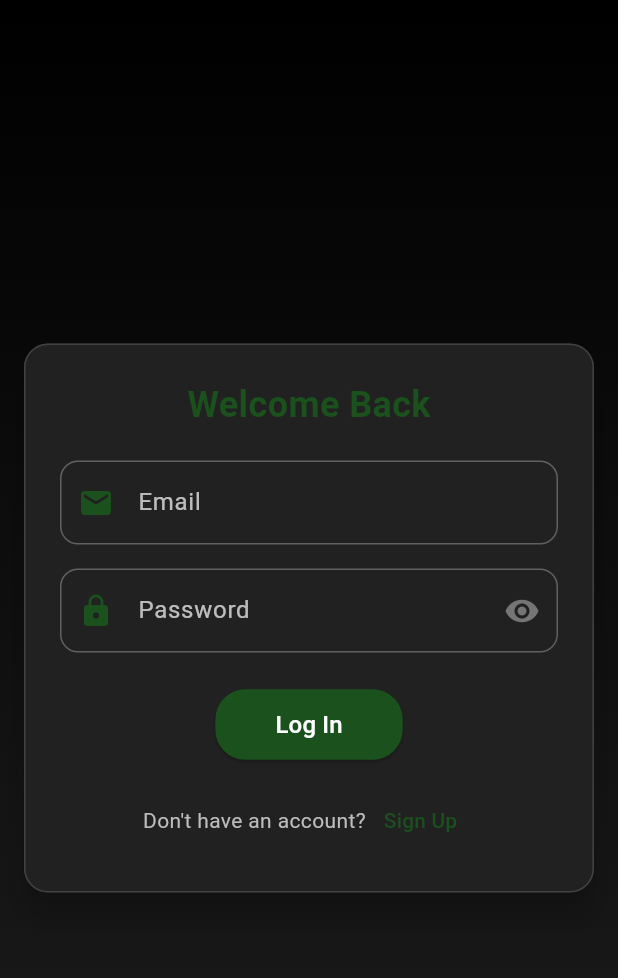
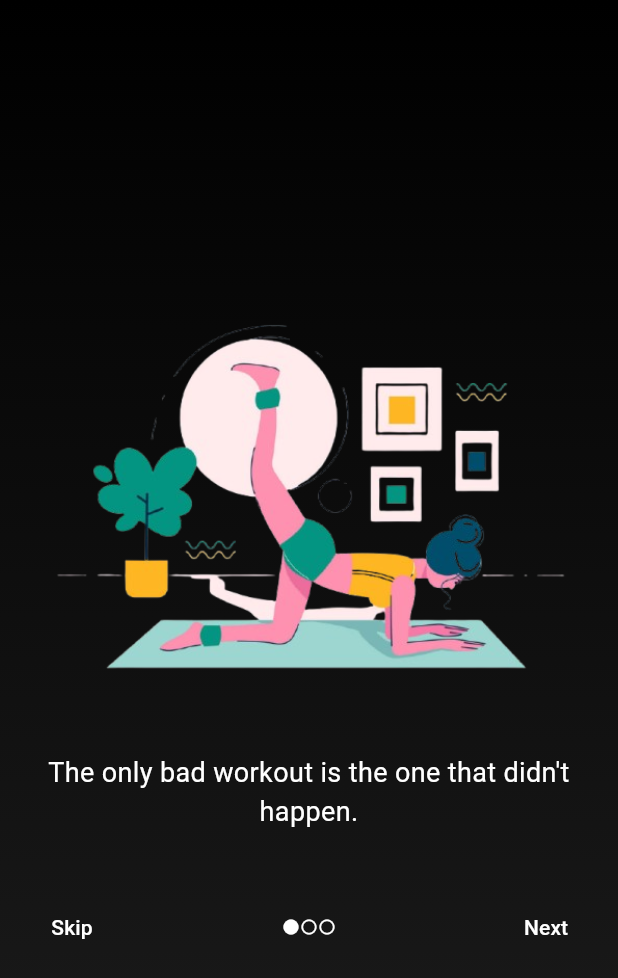
Before and after one commit to sulav97/FitPal, a Flutter app: the screen it shows after launch, on a phone screen of 412 x 824 dp. Shown: the top 978 px of the screen. Run offline on Flutter 3.47's test engine with Material 3 defaults, Android fonts, the phone set to English and light mode, and no system bars; our stand-ins replace bloc, dartz, dio, equatable, flutter_bloc, freezed_annotation and 10 more; accounts and stored records are empty.

Commit message:
added onboarding in login

```diff
--- a/lib/features/Login/presentation/pages/login_screen.dart
+++ b/lib/features/Login/presentation/pages/login_screen.dart
@@ -6,92 +6,112 @@ import 'package:gym_tracker_app/features/Login/presentation/cubit/login_state.da
 import 'package:gym_tracker_app/features/workout/presentation/pages/sign_up_screen.dart';
 import 'package:sensors_plus/sensors_plus.dart';
 
-class LoginScreen extends StatefulWidget {
-  const LoginScreen({super.key});
+// OnboardingSlide Widget
+class OnboardingSlide extends StatelessWidget {
+  final String image;
+  final String quote;
+  final int currentPage;
+  final int pageIndex;
+  final PageController pageController;
+  final int totalOnboardingPages;
+  final int loginPageIndex;
+
+  const OnboardingSlide({
+    required this.image,
+    required this.quote,
+    required this.currentPage,
+    required this.pageIndex,
+    required this.pageController,
+    required this.totalOnboardingPages,
+    required this.loginPageIndex,
+    super.key,
+  });
 
   @override
-  _LoginScreenState createState() => _LoginScreenState();
+  Widget build(BuildContext context) {
+    return Column(
+      mainAxisAlignment: MainAxisAlignment.center,
+      children: [
+        Image.asset(
+          image,
+          fit: BoxFit.contain,
+          height: 300,
+        ),
+        const SizedBox(height: 20),
+        Padding(
+          padding: const EdgeInsets.symmetric(horizontal: 16.0),
+          child: Text(
+            quote,
+            style: const TextStyle(color: Colors.white, fontSize: 18),
+            textAlign: TextAlign.center,
+          ),
+        ),
+        const SizedBox(height: 40),
+        Padding(
+          padding: const EdgeInsets.symmetric(horizontal: 16.0),
+          child: Row(
+            mainAxisAlignment: MainAxisAlignment.spaceBetween,
+            children: [
+              TextButton(
+                onPressed: () => pageController.jumpToPage(loginPageIndex),
+                child: const Text(
+                  'Skip',
+                  style: TextStyle(color: Colors.white),
+                ),
+              ),
+              Row(
+                children: List.generate(
+                  totalOnboardingPages,
+                      (index) => Icon(
+                    index == currentPage ? Icons.circle : Icons.circle_outlined,
+                    color: Colors.white,
+                    size: 12,
+                  ),
+                ),
+              ),
+              TextButton(
+                onPressed: () {
+                  if (pageIndex < totalOnboardingPages - 1) {
+                    pageController.nextPage(
+                      duration: const Duration(milliseconds: 300),
+                      curve: Curves.easeIn,
+                    );
+                  } else {
+                    pageController.jumpToPage(loginPageIndex);
                   }
-
-class _LoginScreenState extends State<LoginScreen>
-    with SingleTickerProviderStateMixin {
-  final _formKey = GlobalKey<FormState>();
-  final _emailController = TextEditingController();
-  final _passwordController = TextEditingController();
-  late AnimationController _controller;
-  late Animation<Offset> _logoAnimation;
-  bool _isPasswordVisible = false;
-  double _lastX = 0.0;
-  double _lastY = 0.0;
-  double _lastZ = 0.0;
-  final double _shakeThreshold = 2.7;
-  DateTime? _lastShakeTime;
-
-  @override
-  void initState() {
-    super.initState();
-    _controller = AnimationController(
-      vsync: this,
-      duration: const Duration(milliseconds: 1000),
+                },
+                child: Text(
+                  pageIndex == totalOnboardingPages - 1 ? 'Get Started' : 'Next',
+                  style: const TextStyle(color: Colors.white),
+                ),
+              ),
+            ],
+          ),
+        ),
+      ],
     );
-
-    _logoAnimation = Tween<Offset>(
-      begin: const Offset(0, -0.2),
-      end: Offset.zero,
-    ).animate(CurvedAnimation(
-      parent: _controller,
-      curve: Curves.elasticOut,
-    ));
-
-    _controller.forward();
-
-    accelerometerEvents.listen((AccelerometerEvent event) {
-      _handleShake(event);
-    });
-  }
-
-  @override
-  void dispose() {
-    _emailController.dispose();
-    _passwordController.dispose();
-    _controller.dispose();
-    super.dispose();
-  }
-
-  void _handleShake(AccelerometerEvent event) {
-    final double x = event.x;
-    final double y = event.y;
-    final double z = event.z;
-
-    final double deltaX = (x - _lastX).abs();
-    final double deltaY = (y - _lastY).abs();
-    final double deltaZ = (z - _lastZ).abs();
-
-    if (deltaX > _shakeThreshold ||
-        deltaY > _shakeThreshold ||
-        deltaZ > _shakeThreshold) {
-      final now = DateTime.now();
-      if (_lastShakeTime == null ||
-          now.difference(_lastShakeTime!) > const Duration(seconds: 1)) {
-        _lastShakeTime = now;
-        _onShake();
   }
 }
 
-    _lastX = x;
-    _lastY = y;
-    _lastZ = z;
+// LoginForm Widget
+class LoginForm extends StatefulWidget {
+  final GlobalKey<FormState> formKey;
+  final TextEditingController emailController;
+  final TextEditingController passwordController;
+
+  const LoginForm({
+    required this.formKey,
+    required this.emailController,
+    required this.passwordController,
+    super.key,
+  });
+
+  @override
+  _LoginFormState createState() => _LoginFormState();
 }
 
-  void _onShake() {
-    if (_formKey.currentState!.validate()) {
-      context.read<LoginCubit>().loginFx(
-            context,
-            email: _emailController.text,
-            password: _passwordController.text,
-          );
-    }
-  }
+class _LoginFormState extends State<LoginForm> {
+  bool _isPasswordVisible = false;
 
   String? _validateEmail(String? value) {
     if (value == null || value.isEmpty) {
@@ -108,10 +128,166 @@ class _LoginScreenState extends State<LoginScreen>
     if (value == null || value.isEmpty) {
       return 'Password is required';
     }
-    if (value.length < 4) {
+    if (value.length < 6) {
       return 'Password must be at least 6 characters';
     }
     return null;
+  }
+
+  @override
+  Widget build(BuildContext context) {
+    return Form(
+      key: widget.formKey,
+      autovalidateMode: AutovalidateMode.onUserInteraction,
+      child: Column(
+        mainAxisSize: MainAxisSize.min,
+        children: [
+          const Text(
+            'Welcome Back',
+            style: TextStyle(
+              fontSize: 24,
+              fontWeight: FontWeight.bold,
+              color: Color.fromARGB(255, 26, 81, 28),
+            ),
+          ),
+          const SizedBox(height: 20),
+          TextFormField(
+            controller: widget.emailController,
+            decoration: const InputDecoration(
+              labelText: 'Email',
+              prefixIcon: Icon(
+                Icons.email,
+                color: Color.fromARGB(255, 26, 81, 28),
+              ),
+            ),
+            keyboardType: TextInputType.emailAddress,
+            validator: _validateEmail,
+            style: const TextStyle(color: Colors.white),
+          ),
+          const SizedBox(height: 16),
+          TextFormField(
+            controller: widget.passwordController,
+            decoration: InputDecoration(
+              labelText: 'Password',
+              prefixIcon: const Icon(
+                Icons.lock,
+                color: Color.fromARGB(255, 26, 81, 28),
+              ),
+              suffixIcon: IconButton(
+                icon: Icon(
+                  _isPasswordVisible ? Icons.visibility_off : Icons.visibility,
+                  color: Colors.grey[600],
+                ),
+                onPressed: () => setState(() => _isPasswordVisible = !_isPasswordVisible),
+              ),
+            ),
+            obscureText: !_isPasswordVisible,
+            validator: _validatePassword,
+            style: const TextStyle(color: Colors.white),
+          ),
+          const SizedBox(height: 24),
+          ElevatedButton(
+            onPressed: () {
+              if (widget.formKey.currentState!.validate()) {
+                context.read<LoginCubit>().loginFx(
+                  context,
+                  email: widget.emailController.text,
+                  password: widget.passwordController.text,
+                );
+              }
+            },
+            child: const Text('Log In', style: TextStyle(fontSize: 16)),
+          ),
+          const SizedBox(height: 16),
+          Row(
+            mainAxisAlignment: MainAxisAlignment.center,
+            children: [
+              Text(
+                "Don't have an account?",
+                style: TextStyle(color: Colors.grey[400]),
+              ),
+              TextButton(
+                onPressed: () => navigateTo(context: context, screen: const SignupScreen()),
+                child: const Text(
+                  'Sign Up',
+                  style: TextStyle(color: Color.fromARGB(255, 26, 81, 28)),
+                ),
+              ),
+            ],
+          ),
+        ],
+      ),
+    );
+  }
+}
+
+// LoginScreen Widget
+class LoginScreen extends StatefulWidget {
+  const LoginScreen({super.key});
+
+  @override
+  _LoginScreenState createState() => _LoginScreenState();
+}
+
+class _LoginScreenState extends State<LoginScreen> with SingleTickerProviderStateMixin {
+  final _formKey = GlobalKey<FormState>();
+  final _emailController = TextEditingController();
+  final _passwordController = TextEditingController();
+  late PageController _pageController;
+  int _currentPage = 0;
+  double _lastX = 0.0;
+  double _lastY = 0.0;
+  double _lastZ = 0.0;
+  final double _shakeThreshold = 2.7;
+  DateTime? _lastShakeTime;
+
+  @override
+  void initState() {
+    super.initState();
+    _pageController = PageController();
+    accelerometerEvents.listen((AccelerometerEvent event) {
+      _handleShake(event);
+    });
+  }
+
+  @override
+  void dispose() {
+    _emailController.dispose();
+    _passwordController.dispose();
+    _pageController.dispose();
+    super.dispose();
+  }
+
+  void _handleShake(AccelerometerEvent event) {
+    final double x = event.x;
+    final double y = event.y;
+    final double z = event.z;
+
+    final double deltaX = (x - _lastX).abs();
+    final double deltaY = (y - _lastY).abs();
+    final double deltaZ = (z - _lastZ).abs();
+
+    if (deltaX > _shakeThreshold || deltaY > _shakeThreshold || deltaZ > _shakeThreshold) {
+      final now = DateTime.now();
+      if (_lastShakeTime == null || now.difference(_lastShakeTime!) > const Duration(seconds: 1)) {
+        _lastShakeTime = now;
+        _onShake();
+      }
+    }
+
+    _lastX = x;
+    _lastY = y;
+    _lastZ = z;
+  }
+
+  void _onShake() {
+    if (_currentPage == 3 && _formKey.currentState!.validate()) {
+      context.read<LoginCubit>().loginFx(
+        context,
+        email: _emailController.text,
+        password: _passwordController.text,
+      );
+    }
   }
 
   @override
@@ -142,18 +318,14 @@ class _LoginScreenState extends State<LoginScreen>
               style: ElevatedButton.styleFrom(
                 backgroundColor: const Color.fromARGB(255, 26, 81, 28),
                 foregroundColor: Colors.white,
-                padding:
-                    const EdgeInsets.symmetric(horizontal: 40, vertical: 12),
-                shape: RoundedRectangleBorder(
-                  borderRadius: BorderRadius.circular(20),
-                ),
+                padding: const EdgeInsets.symmetric(horizontal: 40, vertical: 12),
+                shape: RoundedRectangleBorder(borderRadius: BorderRadius.circular(20)),
               ),
             ),
           ),
           child: Scaffold(
             body: Stack(
               children: [
-                // Gradient Background
                 Container(
                   decoration: const BoxDecoration(
                     gradient: LinearGradient(
@@ -163,11 +335,45 @@ class _LoginScreenState extends State<LoginScreen>
                     ),
                   ),
                 ),
-                // Logo
-
-                // Login Card
-                Center(
+                PageView(
+                  controller: _pageController,
+                  onPageChanged: (index) => setState(() => _currentPage = index),
+                  children: [
+                    OnboardingSlide(
+                      image: 'assets/images/onboard1.png',
+                      quote: 'The only bad workout is the one that didn\'t happen.',
+                      currentPage: _currentPage,
+                      pageIndex: 0,
+                      pageController: _pageController,
+                      totalOnboardingPages: 3,
+                      loginPageIndex: 3,
+                    ),
+                    OnboardingSlide(
+                      image: 'assets/images/onboard2.png',
+                      quote: 'Strength doesn\'t come from what you can do. It comes from overcoming the things you once thought you couldn\'t.',
+                      currentPage: _currentPage,
+                      pageIndex: 1,
+                      pageController: _pageController,
+                      totalOnboardingPages: 3,
+                      loginPageIndex: 3,
+                    ),
+                    OnboardingSlide(
+                      image: 'assets/images/onboard3.png',
+                      quote: 'Your body can stand almost anything. It\'s your mind that you have to convince.',
+                      currentPage: _currentPage,
+                      pageIndex: 2,
+                      pageController: _pageController,
+                      totalOnboardingPages: 3,
+                      loginPageIndex: 3,
+                    ),
+                    // Updated Login Page Layout
+                    SizedBox.expand(
                       child: SingleChildScrollView(
+                        child: Container(
+                          constraints: BoxConstraints(
+                            minHeight: MediaQuery.of(context).size.height,
+                          ),
+                          child: Center(
                             child: Card(
                               color: Colors.grey[900],
                               shape: RoundedRectangleBorder(
@@ -178,114 +384,18 @@ class _LoginScreenState extends State<LoginScreen>
                               margin: const EdgeInsets.symmetric(horizontal: 16),
                               child: Padding(
                                 padding: const EdgeInsets.all(24.0),
-                        child: Form(
-                          key: _formKey,
-                          autovalidateMode: AutovalidateMode.onUserInteraction,
-                          child: Column(
-                            mainAxisSize: MainAxisSize.min,
-                            children: [
-                              // Title
-                              const Text(
-                                'Welcome Back',
-                                style: TextStyle(
-                                  fontSize: 24,
-                                  fontWeight: FontWeight.bold,
-                                  color: Color.fromARGB(255, 26, 81, 28),
-                                ),
-                              ),
-                              const SizedBox(height: 20),
-                              // Email Input with validation
-                              TextFormField(
-                                autovalidateMode:
-                                    AutovalidateMode.onUserInteraction,
-                                controller: _emailController,
-                                decoration: const InputDecoration(
-                                  labelText: 'Email',
-                                  prefixIcon: Icon(
-                                    Icons.email,
-                                    color: Color.fromARGB(255, 26, 81, 28),
-                                  ),
-                                ),
-                                keyboardType: TextInputType.emailAddress,
-                                validator: _validateEmail,
-                                style: const TextStyle(color: Colors.white),
-                              ),
-                              const SizedBox(height: 16),
-                              // Password Input with validation
-                              TextFormField(
-                                autovalidateMode:
-                                    AutovalidateMode.onUserInteraction,
-                                controller: _passwordController,
-                                decoration: InputDecoration(
-                                  labelText: 'Password',
-                                  prefixIcon: const Icon(
-                                    Icons.lock,
-                                    color: Color.fromARGB(255, 26, 81, 28),
-                                  ),
-                                  suffixIcon: IconButton(
-                                    icon: Icon(
-                                      _isPasswordVisible
-                                          ? Icons.visibility_off
-                                          : Icons.visibility,
-                                      color: Colors.grey[600],
-                                    ),
-                                    onPressed: () {
-                                      setState(() {
-                                        _isPasswordVisible =
-                                            !_isPasswordVisible;
-                                      });
-                                    },
-                                  ),
-                                ),
-                                obscureText: !_isPasswordVisible,
-                                validator: _validatePassword,
-                                style: const TextStyle(color: Colors.white),
-                              ),
-                              const SizedBox(height: 24),
-                              // Login Button
-                              ElevatedButton(
-                                onPressed: () {
-                                  if (_formKey.currentState!.validate()) {
-                                    context.read<LoginCubit>().loginFx(
-                                          context,
-                                          email: _emailController.text,
-                                          password: _passwordController.text,
-                                        );
-                                  }
-                                },
-                                child: const Text(
-                                  'Log In',
-                                  style: TextStyle(fontSize: 16),
-                                ),
-                              ),
-                              const SizedBox(height: 16),
-                              // Signup Link
-                              Row(
-                                mainAxisAlignment: MainAxisAlignment.center,
-                                children: [
-                                  Text(
-                                    "Don't have an account?",
-                                    style: TextStyle(color: Colors.grey[400]),
-                                  ),
-                                  TextButton(
-                                    onPressed: () => navigateTo(
-                                        context: context,
-                                        screen: const SignupScreen()),
-                                    child: const Text(
-                                      'Sign Up',
-                                      style: TextStyle(
-                                        color: Color.fromARGB(255, 26, 81, 28),
-                                      ),
-                                    ),
-                                  ),
-                                ],
-                              ),
-                            ],
+                                child: LoginForm(
+                                  formKey: _formKey,
+                                  emailController: _emailController,
+                                  passwordController: _passwordController,
                                 ),
                               ),
                             ),
                           ),
                         ),
+                      ),
+                    ),
+                  ],
                 ),
               ],
             ),
```
Also changed, not shown: assets/images/onboard1.png (added), assets/images/onboard2.png (added), assets/images/onboard3.png (added). Lines whose indentation alone changed are shown as unchanged.
